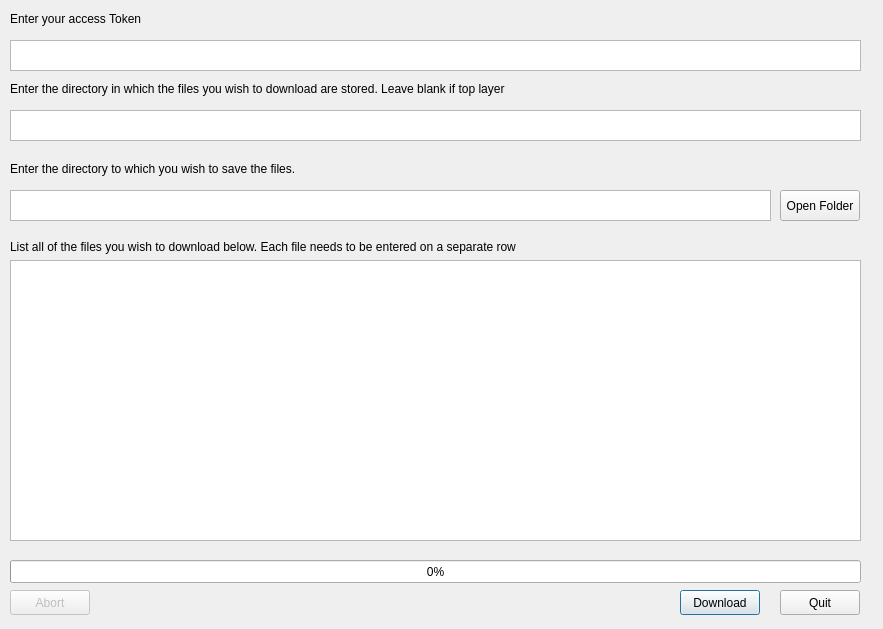
This is layout.ui in NiklasIP/dropbox_downloader as Qt 5 draws it before an edit. The edited form follows.
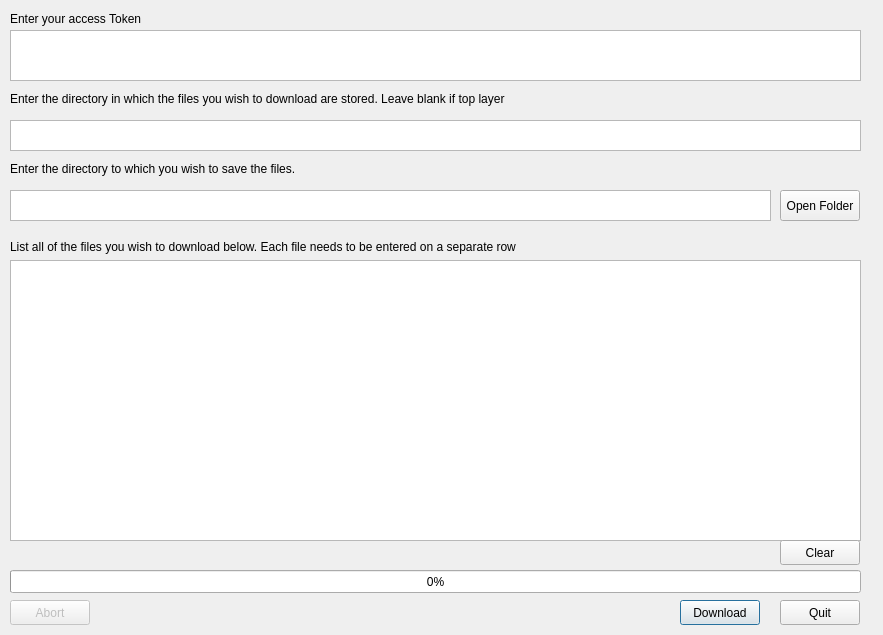
This is the edited form.

Commit message: Updated UI. Added GUI report of failed downloads.

The edit to the form file:
```diff
--- a/layout.ui
+++ b/layout.ui
@@ -7,7 +7,7 @@
     <x>0</x>
     <y>0</y>
     <width>883</width>
-    <height>629</height>
+    <height>635</height>
    </rect>
   </property>
   <property name="windowTitle">
@@ -43,7 +43,7 @@
    <property name="geometry">
     <rect>
      <x>10</x>
-     <y>560</y>
+     <y>570</y>
      <width>851</width>
      <height>23</height>
     </rect>
@@ -56,7 +56,7 @@
    <property name="geometry">
     <rect>
      <x>680</x>
-     <y>590</y>
+     <y>600</y>
      <width>80</width>
      <height>25</height>
     </rect>
@@ -69,7 +69,7 @@
    <property name="geometry">
     <rect>
      <x>780</x>
-     <y>590</y>
+     <y>600</y>
      <width>80</width>
      <height>25</height>
     </rect>
@@ -95,7 +95,7 @@
    <property name="geometry">
     <rect>
      <x>10</x>
-     <y>80</y>
+     <y>90</y>
      <width>641</width>
      <height>17</height>
     </rect>
@@ -134,9 +134,9 @@
    <property name="geometry">
     <rect>
      <x>10</x>
-     <y>40</y>
+     <y>30</y>
      <width>851</width>
-     <height>31</height>
+     <height>51</height>
     </rect>
    </property>
   </widget>
@@ -144,7 +144,7 @@
    <property name="geometry">
     <rect>
      <x>10</x>
-     <y>110</y>
+     <y>120</y>
      <width>851</width>
      <height>31</height>
     </rect>
@@ -167,7 +167,7 @@
    <property name="geometry">
     <rect>
      <x>10</x>
-     <y>590</y>
+     <y>600</y>
      <width>80</width>
      <height>25</height>
     </rect>
@@ -189,6 +189,19 @@
     <string>Open Folder</string>
    </property>
   </widget>
+  <widget class="QPushButton" name="clear_files_button">
+   <property name="geometry">
+    <rect>
+     <x>780</x>
+     <y>540</y>
+     <width>80</width>
+     <height>25</height>
+    </rect>
+   </property>
+   <property name="text">
+    <string>Clear</string>
+   </property>
+  </widget>
  </widget>
  <resources/>
  <connections/>
```
The commit also changes 3 other files.
